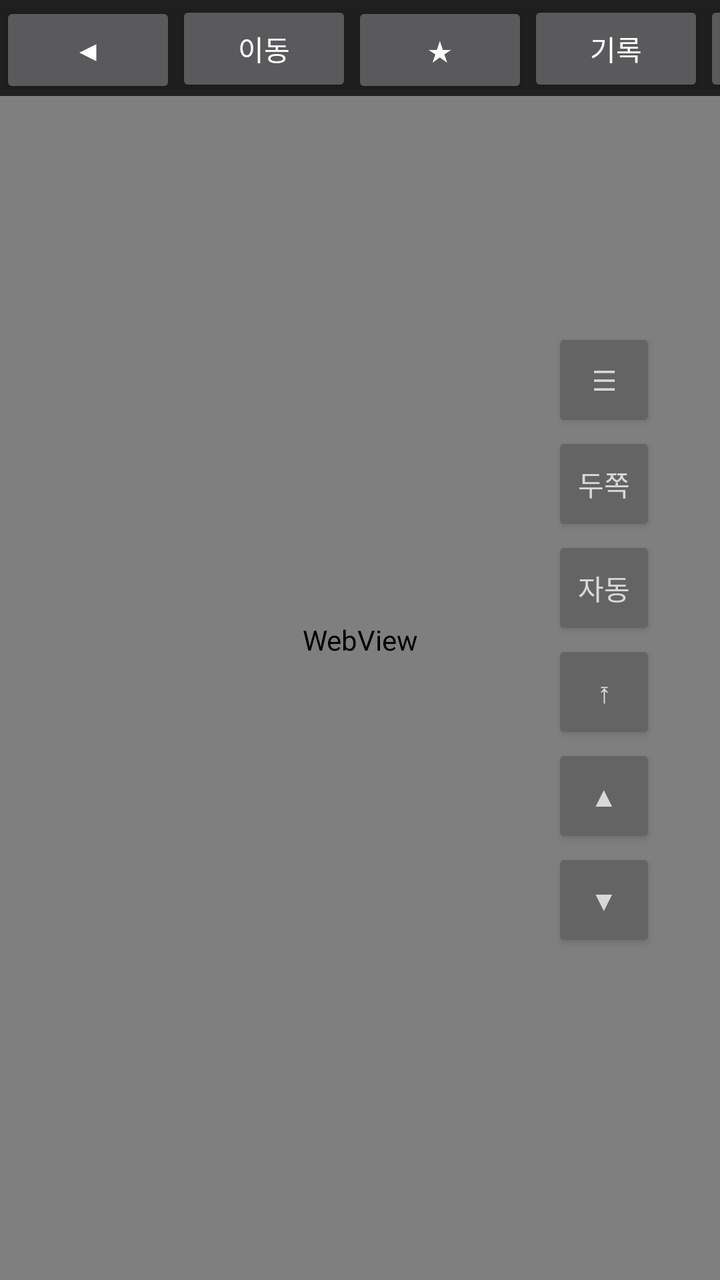
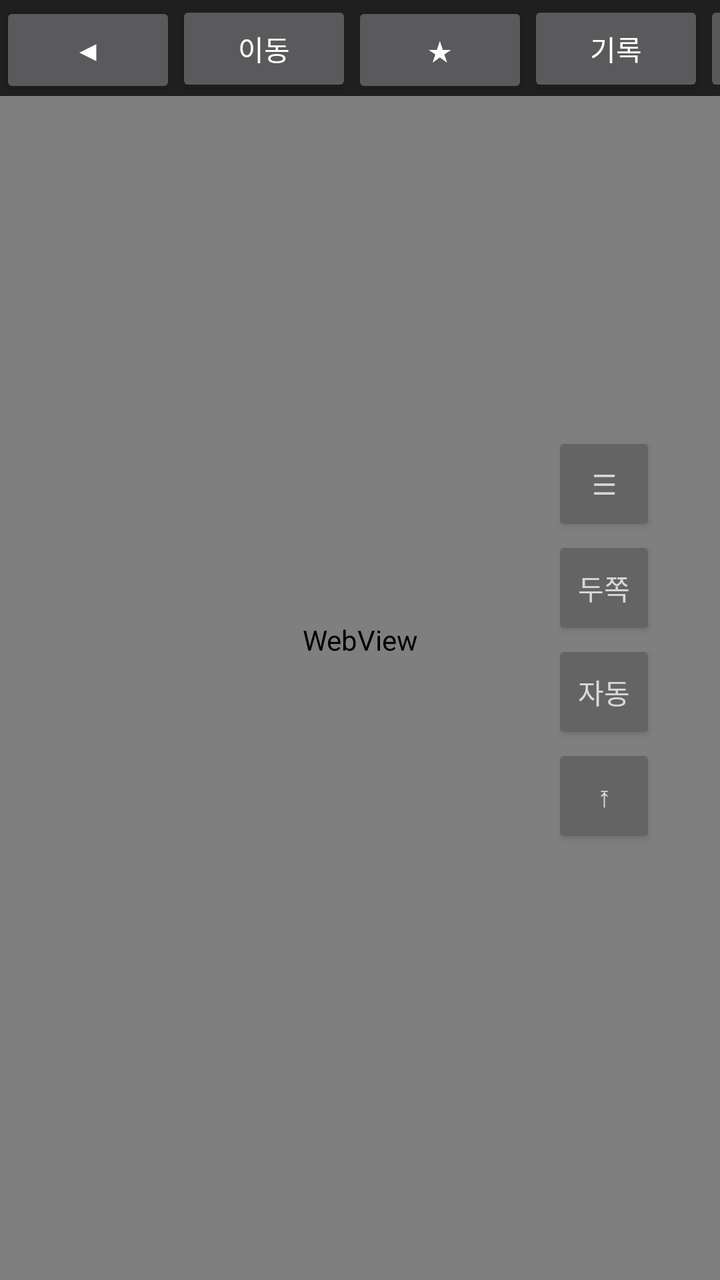

Two renders of the same Android screen: before a commit and after it. Below are the layout's source before the change and the commit's diff.
<!-- AndroidManifest.xml: application theme android:Theme.Material.NoActionBar -->
<!-- res/layout/activity_main.xml -->
<?xml version="1.0" encoding="utf-8"?>
<FrameLayout xmlns:android="http://schemas.android.com/apk/res/android"
    android:layout_width="match_parent" android:layout_height="match_parent" android:background="#111111">

    <WebView android:id="@+id/web" android:layout_width="match_parent" android:layout_height="match_parent" />

    <LinearLayout android:id="@+id/topBar" android:layout_width="match_parent"
        android:layout_height="wrap_content" android:orientation="horizontal"
        android:layout_gravity="top" android:background="#DD111111">
        <Button android:id="@+id/backBtn" android:layout_width="wrap_content"
            android:layout_height="wrap_content" android:text="◀" />
        <EditText android:id="@+id/urlInput" android:layout_width="0dp" android:layout_weight="1"
            android:layout_height="wrap_content" android:hint="웹 주소 입력" android:inputType="textUri"
            android:imeOptions="actionGo" android:singleLine="true" android:textColor="#FFFFFF"
            android:textColorHint="#888888" />
        <Button android:id="@+id/goBtn" android:layout_width="wrap_content"
            android:layout_height="wrap_content" android:text="이동" />
        <Button android:id="@+id/bookmarkBtn" android:layout_width="wrap_content"
            android:layout_height="wrap_content" android:text="★" />
        <Button android:id="@+id/historyBtn" android:layout_width="wrap_content"
            android:layout_height="wrap_content" android:text="기록" />
        <Button android:id="@+id/settingsBtn" android:layout_width="wrap_content"
            android:layout_height="wrap_content" android:text="설정" />
    </LinearLayout>

    <Button android:id="@+id/nextBtn" android:layout_width="wrap_content" android:layout_height="wrap_content"
        android:layout_gravity="bottom|center_horizontal" android:layout_marginBottom="24dp"
        android:text="다음화 ▶" android:visibility="gone" />

    <LinearLayout android:id="@+id/btnBox" android:layout_width="wrap_content" android:layout_height="wrap_content"
        android:layout_gravity="end|center_vertical" android:layout_marginEnd="32dp" android:orientation="vertical" android:alpha="0.7">
        <Button android:id="@+id/menuBtn" android:layout_width="52dp" android:layout_height="52dp" android:text="☰" />
        <Button android:id="@+id/twoBtn" android:layout_width="52dp" android:layout_height="52dp" android:text="두쪽" />
        <Button android:id="@+id/autoBtn" android:layout_width="52dp" android:layout_height="52dp" android:text="자동" />
        <Button android:id="@+id/topBtn" android:layout_width="52dp" android:layout_height="52dp" android:text="⤒" />
        <Button android:id="@+id/upBtn" android:layout_width="52dp" android:layout_height="52dp" android:text="▲" />
        <Button android:id="@+id/downBtn" android:layout_width="52dp" android:layout_height="52dp" android:text="▼" />
    </LinearLayout>

    <FrameLayout android:id="@+id/scrollTrack" android:layout_width="32dp" android:layout_height="match_parent"
        android:layout_gravity="end" android:layout_marginTop="64dp" android:layout_marginBottom="16dp">
        <View android:id="@+id/scrollThumb" android:layout_width="12dp" android:layout_height="64dp"
            android:layout_gravity="end" android:layout_marginEnd="4dp" android:visibility="gone" />
    </FrameLayout>
</FrameLayout>
<!-- resources referenced by this layout -->
<resources>

</resources>

<!-- the commit's change to res/layout/activity_main.xml (unified diff, before → after) -->
@@ -33,8 +33,6 @@
         <Button android:id="@+id/twoBtn" android:layout_width="52dp" android:layout_height="52dp" android:text="두쪽" />
         <Button android:id="@+id/autoBtn" android:layout_width="52dp" android:layout_height="52dp" android:text="자동" />
         <Button android:id="@+id/topBtn" android:layout_width="52dp" android:layout_height="52dp" android:text="⤒" />
-        <Button android:id="@+id/upBtn" android:layout_width="52dp" android:layout_height="52dp" android:text="▲" />
-        <Button android:id="@+id/downBtn" android:layout_width="52dp" android:layout_height="52dp" android:text="▼" />
     </LinearLayout>
 
     <FrameLayout android:id="@+id/scrollTrack" android:layout_width="32dp" android:layout_height="match_parent"
